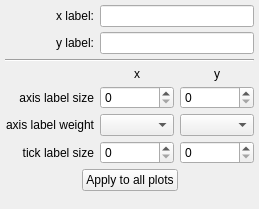
Above: glue/viewers/matplotlib/qt/axes_editor.ui from glue-viz/glue before the change. Below: the same form after it.
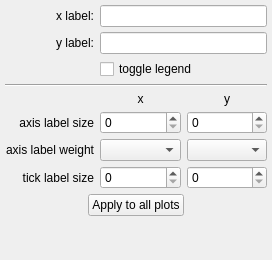
That is the form after the change.

Commit message: Add a toggable legend for the matplotlib viewers

The edit to the form file:
```diff
--- a/glue/viewers/matplotlib/qt/axes_editor.ui
+++ b/glue/viewers/matplotlib/qt/axes_editor.ui
@@ -6,8 +6,8 @@
    <rect>
     <x>0</x>
     <y>0</y>
-    <width>259</width>
-    <height>209</height>
+    <width>272</width>
+    <height>260</height>
    </rect>
   </property>
   <property name="windowTitle">
@@ -29,23 +29,7 @@
    <property name="verticalSpacing">
     <number>5</number>
    </property>
-   <item row="6" column="1">
-    <widget class="QSpinBox" name="value_x_axislabel_size"/>
-   </item>
-   <item row="7" column="0">
-    <widget class="QLabel" name="label_4">
-     <property name="text">
-      <string>axis label weight</string>
-     </property>
-     <property name="alignment">
-      <set>Qt::AlignRight|Qt::AlignTrailing|Qt::AlignVCenter</set>
-     </property>
-    </widget>
-   </item>
-   <item row="2" column="1" colspan="2">
-    <widget class="QLineEdit" name="text_y_axislabel"/>
-   </item>
-   <item row="4" column="1">
+   <item row="8" column="1">
     <widget class="QLabel" name="label">
      <property name="font">
       <font>
@@ -61,20 +45,23 @@
      </property>
     </widget>
    </item>
-   <item row="6" column="2">
-    <widget class="QSpinBox" name="value_y_axislabel_size"/>
-   </item>
-   <item row="2" column="0">
-    <widget class="QLabel" name="label_6">
-     <property name="text">
-      <string>y label:</string>
+   <item row="14" column="0" colspan="3">
+    <spacer name="verticalSpacer">
+     <property name="orientation">
+      <enum>Qt::Vertical</enum>
      </property>
-     <property name="alignment">
-      <set>Qt::AlignRight|Qt::AlignTrailing|Qt::AlignVCenter</set>
+     <property name="sizeHint" stdset="0">
+      <size>
+       <width>20</width>
+       <height>0</height>
+      </size>
      </property>
-    </widget>
+    </spacer>
    </item>
-   <item row="4" column="2">
+   <item row="12" column="2">
+    <widget class="QSpinBox" name="value_y_ticklabel_size"/>
+   </item>
+   <item row="8" column="2">
     <widget class="QLabel" name="label_10">
      <property name="font">
       <font>
@@ -90,8 +77,47 @@
      </property>
     </widget>
    </item>
-   <item row="8" column="2">
-    <widget class="QSpinBox" name="value_y_ticklabel_size"/>
+   <item row="11" column="0">
+    <widget class="QLabel" name="label_4">
+     <property name="text">
+      <string>axis label weight</string>
+     </property>
+     <property name="alignment">
+      <set>Qt::AlignRight|Qt::AlignTrailing|Qt::AlignVCenter</set>
+     </property>
+    </widget>
+   </item>
+   <item row="12" column="1">
+    <widget class="QSpinBox" name="value_x_ticklabel_size"/>
+   </item>
+   <item row="10" column="2">
+    <widget class="QSpinBox" name="value_y_axislabel_size"/>
+   </item>
+   <item row="2" column="1" colspan="2">
+    <widget class="QLineEdit" name="text_y_axislabel"/>
+   </item>
+   <item row="12" column="0">
+    <widget class="QLabel" name="label_5">
+     <property name="text">
+      <string>tick label size</string>
+     </property>
+     <property name="alignment">
+      <set>Qt::AlignRight|Qt::AlignTrailing|Qt::AlignVCenter</set>
+     </property>
+    </widget>
+   </item>
+   <item row="11" column="1">
+    <widget class="QComboBox" name="combosel_x_axislabel_weight">
+     <property name="minimumSize">
+      <size>
+       <width>70</width>
+       <height>0</height>
+      </size>
+     </property>
+    </widget>
+   </item>
+   <item row="10" column="1">
+    <widget class="QSpinBox" name="value_x_axislabel_size"/>
    </item>
    <item row="1" column="0">
     <widget class="QLabel" name="label_2">
@@ -103,40 +129,30 @@
      </property>
     </widget>
    </item>
-   <item row="6" column="0">
-    <widget class="QLabel" name="label_3">
+   <item row="2" column="0">
+    <widget class="QLabel" name="label_6">
      <property name="text">
-      <string>axis label size</string>
+      <string>y label:</string>
      </property>
      <property name="alignment">
       <set>Qt::AlignRight|Qt::AlignTrailing|Qt::AlignVCenter</set>
      </property>
     </widget>
    </item>
+   <item row="11" column="2">
+    <widget class="QComboBox" name="combosel_y_axislabel_weight">
+     <property name="minimumSize">
+      <size>
+       <width>70</width>
+       <height>0</height>
+      </size>
+     </property>
+    </widget>
+   </item>
    <item row="1" column="1" colspan="2">
     <widget class="QLineEdit" name="text_x_axislabel"/>
    </item>
-   <item row="8" column="0">
-    <widget class="QLabel" name="label_5">
-     <property name="text">
-      <string>tick label size</string>
-     </property>
-     <property name="alignment">
-      <set>Qt::AlignRight|Qt::AlignTrailing|Qt::AlignVCenter</set>
-     </property>
-    </widget>
-   </item>
-   <item row="7" column="1">
-    <widget class="QComboBox" name="combosel_x_axislabel_weight">
-     <property name="minimumSize">
-      <size>
-       <width>70</width>
-       <height>0</height>
-      </size>
-     </property>
-    </widget>
-   </item>
-   <item row="9" column="0" colspan="3">
+   <item row="13" column="0" colspan="3">
     <layout class="QHBoxLayout" name="horizontalLayout">
      <item>
       <spacer name="horizontalSpacer_2">
@@ -173,39 +189,30 @@
      </item>
     </layout>
    </item>
-   <item row="8" column="1">
-    <widget class="QSpinBox" name="value_x_ticklabel_size"/>
-   </item>
-   <item row="10" column="0" colspan="3">
-    <spacer name="verticalSpacer">
-     <property name="orientation">
-      <enum>Qt::Vertical</enum>
-     </property>
-     <property name="sizeHint" stdset="0">
-      <size>
-       <width>20</width>
-       <height>0</height>
-      </size>
-     </property>
-    </spacer>
-   </item>
-   <item row="7" column="2">
-    <widget class="QComboBox" name="combosel_y_axislabel_weight">
-     <property name="minimumSize">
-      <size>
-       <width>70</width>
-       <height>0</height>
-      </size>
-     </property>
-    </widget>
-   </item>
-   <item row="3" column="0" colspan="3">
+   <item row="6" column="0" colspan="3">
     <widget class="Line" name="line">
      <property name="orientation">
       <enum>Qt::Horizontal</enum>
      </property>
     </widget>
    </item>
+   <item row="10" column="0">
+    <widget class="QLabel" name="label_3">
+     <property name="text">
+      <string>axis label size</string>
+     </property>
+     <property name="alignment">
+      <set>Qt::AlignRight|Qt::AlignTrailing|Qt::AlignVCenter</set>
+     </property>
+    </widget>
+   </item>
+   <item row="3" column="1" colspan="2">
+    <widget class="QCheckBox" name="bool_legend_">
+     <property name="text">
+      <string>toggle legend</string>
+     </property>
+    </widget>
+   </item>
   </layout>
  </widget>
  <resources/>
```
The commit also changes 6 other files.
